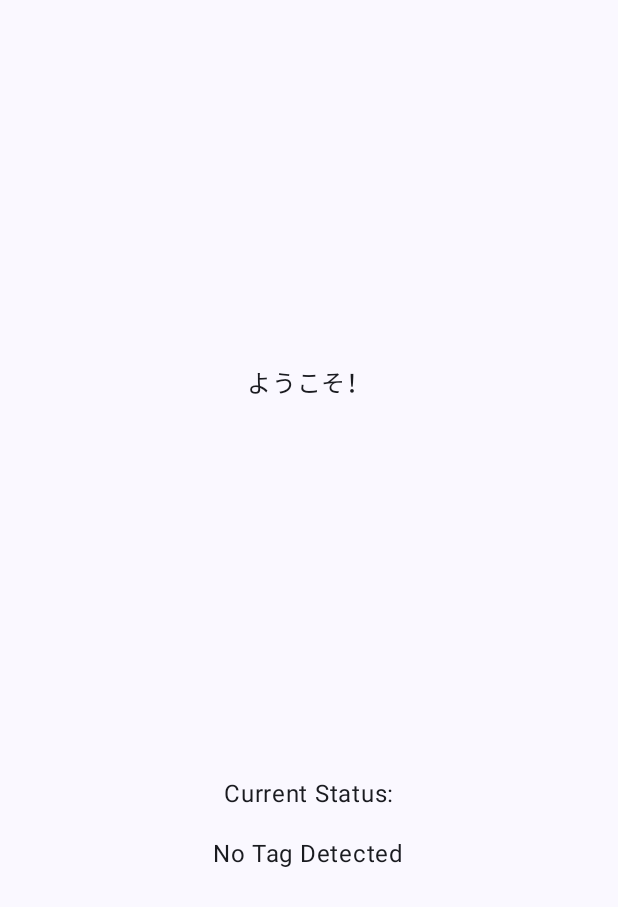
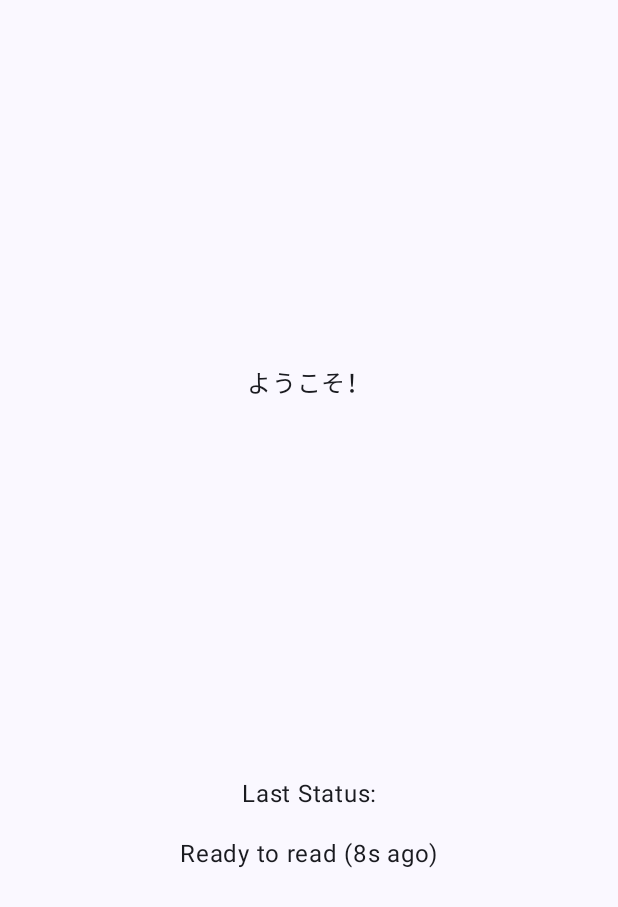
Before and after one commit to eclipsek20/OpenMobile-UMPS, an Android app built with Jetpack Compose: the screen it shows after launch (MainActivity), on a phone screen of 412 x 824 dp. Shown: the top 907 px of the screen. Run offline under Robolectric (Android 15) with nearby library versions, the phone set to English and light mode, and no system bars.

Commit message:
Display how long did NFC status change was made ago

```diff
--- a/app/src/main/java/demo/eclipsek20/umpsterminal/MainActivity.kt
+++ b/app/src/main/java/demo/eclipsek20/umpsterminal/MainActivity.kt
@@ -38,14 +38,15 @@ val TAG = "UMPS Main Activity"
 class MainActivity : ComponentActivity() {
     private var mNfcAdapter: NfcAdapter? = null
     private lateinit var basicReader: BasicReader
-    var tagStatus = mutableStateOf("No Tag Detected")
+    val tagStatus = mutableStateOf("Ready to read")
+    val tagStatusTime = mutableStateOf(System.currentTimeMillis() / 1000)
 
     override fun onCreate(savedInstanceState: Bundle?) {
         super.onCreate(savedInstanceState)
         enableEdgeToEdge()
 
         mNfcAdapter = NfcAdapter.getDefaultAdapter(this);
-        basicReader = BasicReader(this, tagStatus)
+        basicReader = BasicReader(this, tagStatus, tagStatusTime)
         val intent = Intent(this, MyHostApduService::class.java)
         // Toast.makeText(this, "The HCE Service is started", Toast.LENGTH_SHORT).show()
         startService(intent)
@@ -57,6 +58,7 @@ class MainActivity : ComponentActivity() {
                 Scaffold(modifier = Modifier.fillMaxSize()) { innerPadding ->
                     MainUI(
                         getStatus = { tagStatus.value },
+                        getStatusTime = { tagStatusTime.value },
                         modifier = Modifier.padding(innerPadding)
                     )
                 }
@@ -98,7 +100,7 @@ class MainActivity : ComponentActivity() {
 }
 
 @Composable
-fun MainUI(modifier: Modifier = Modifier, getStatus: () -> String) {
+fun MainUI(modifier: Modifier = Modifier, getStatus: () -> String, getStatusTime: () -> Long) {
     Box(
         modifier = modifier.fillMaxSize()
     ) {
@@ -107,7 +109,7 @@ fun MainUI(modifier: Modifier = Modifier, getStatus: () -> String) {
             verticalArrangement = Arrangement.SpaceEvenly
         ) {
             GreetingUI()
-            StatusUI(getStatus = getStatus)
+            StatusUI(getStatus = getStatus, getStatusTime = getStatusTime)
         }
     }
 }
@@ -130,11 +132,15 @@ fun GreetingUI(modifier: Modifier = Modifier) {
 }
 
 @Composable
-fun StatusUI(modifier: Modifier = Modifier, getStatus: () -> String) {
+fun StatusUI(modifier: Modifier = Modifier, getStatus: () -> String, getStatusTime: () -> Long) {
     var status by remember { mutableStateOf(getStatus()) }
+    var time_status_update by remember { mutableStateOf(getStatusTime()) }
     LaunchedEffect(Unit) {
         while (true) {
             status = getStatus()
+            time_status_update = getStatusTime()
+            var time_since_status_update = System.currentTimeMillis() / 1000 - time_status_update
+            status = status + " (" + time_since_status_update + "s ago)"
             kotlinx.coroutines.delay(1000)
         }
     }
@@ -147,7 +153,7 @@ fun StatusUI(modifier: Modifier = Modifier, getStatus: () -> String) {
             horizontalAlignment = Alignment.CenterHorizontally
         ) {
             Text(
-                text = "Current Status:",
+                text = "Last Status:",
                 modifier = Modifier.padding(8.dp)
             )
             Text(
@@ -160,7 +166,7 @@ fun StatusUI(modifier: Modifier = Modifier, getStatus: () -> String) {
 
 
 
-@SuppressLint("UnrememberedMutableState")
+/* @SuppressLint("UnrememberedMutableState")
 @Preview(showBackground = true)
 @Composable
 fun GreetingPreview() {
@@ -168,7 +174,7 @@ fun GreetingPreview() {
         var tagStatus = mutableStateOf("No Tag Detected")
         MainUI(getStatus = { tagStatus.value })
     }
-}
+} */
 
 class MyHostApduService : HostApduService() {
     override fun processCommandApdu(commandApdu: ByteArray?, bundle: Bundle?): ByteArray? {
@@ -181,39 +187,16 @@ class MyHostApduService : HostApduService() {
 
 class BasicReader(
     private val context: Context,
-    private val tagStatus:  androidx.compose.runtime.MutableState<String>
+    private val tagStatus:  androidx.compose.runtime.MutableState<String>,
+    private val tagStatusTime:  androidx.compose.runtime.MutableState<Long>
 ) : NfcAdapter.ReaderCallback {
-    private var stopPolling = false
 
     override fun onTagDiscovered(tag: Tag?) {
         (context as? MainActivity)?.runOnUiThread {
             Toast.makeText(context, "NFC Tag Discovered!", Toast.LENGTH_SHORT).show()
             tagStatus.value = "Tag Detected"
-        }
-
-
-        tag?.let {
-            stopPolling = false
-            Thread {
-                try {
-                    val tech = android.nfc.tech.NfcA.get(it)
-                    tech.connect()
-                    while (!stopPolling && tech.isConnected) {
-                        Thread.sleep(500)
-                    }
-                    tech.close()
-                } catch (e: Exception) {
-                    // Tag removed or error
-                }
-                (context as? MainActivity)?.runOnUiThread {
-                    Toast.makeText(context, "NFC Tag Removed!", Toast.LENGTH_SHORT).show()
-                    tagStatus.value = "No Tag Detected"
-                }
-            }.start()
+            tagStatusTime.value = System.currentTimeMillis() / 1000
         }
     }
 
-    fun stopPolling() {
-        stopPolling = true
-    }
 }
```
